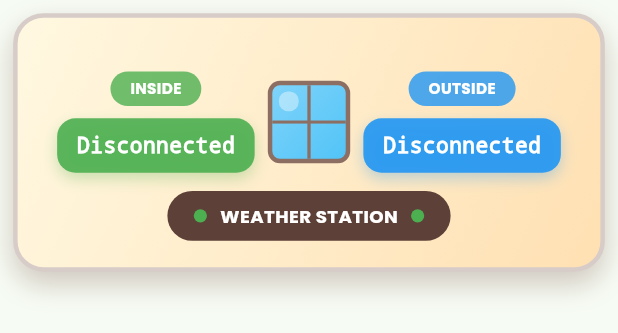
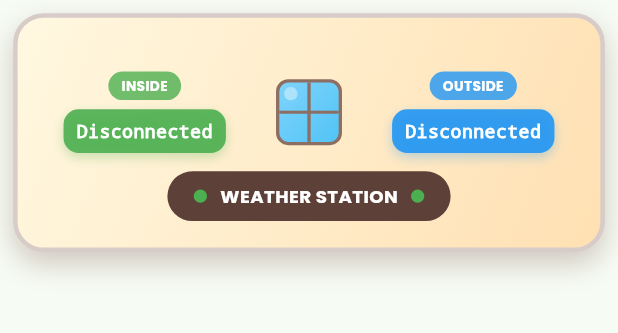
Before and after one commit to basharagb/silos-mobile-app, a Flutter app: the WeatherStationWidget widget shown alone on an empty page, opened directly, on a phone screen of 412 x 824 dp. Shown: the top 333 px of the screen. Run offline on Flutter 3.47's test engine with Material 3 defaults, Android fonts, the phone set to English and light mode, and no system bars; our stand-ins replace equatable, flutter_bloc, flutter_screenutil, font_awesome_flutter, get_it, injectable and 3 more; accounts and stored records are empty; network calls fail; project files that could hold a hidden picture were left out.

```diff
--- a/lib/widgets/weather_station_widget.dart
+++ b/lib/widgets/weather_station_widget.dart
@@ -122,23 +122,35 @@ class _WeatherStationWidgetState extends State<WeatherStationWidget>
 
                 // Main Content
                 Row(
-                  mainAxisAlignment: MainAxisAlignment.spaceEvenly,
                   children: [
                     // Inside Temperature
-                    _buildTemperatureDisplay(
+                    Expanded(
+                      flex: 2,
+                      child: _buildTemperatureDisplay(
                         'INSIDE',
                         _weatherData?.insideTemp,
                         Colors.green,
                       ),
+                    ),
+
+                    SizedBox(width: 8.w),
 
                     // Cottage Window
-                    _buildCottageWindow(),
+                    Expanded(
+                      flex: 1,
+                      child: Center(child: _buildCottageWindow()),
+                    ),
+
+                    SizedBox(width: 8.w),
 
                     // Outside Temperature
-                    _buildTemperatureDisplay(
+                    Expanded(
+                      flex: 2,
+                      child: _buildTemperatureDisplay(
                         'OUTSIDE',
                         _weatherData?.outsideTemp,
                         Colors.blue,
+                      ),
                     ),
                   ],
                 ),
@@ -263,8 +275,8 @@ class _WeatherStationWidgetState extends State<WeatherStationWidget>
 
   Widget _buildCottageWindow() {
     return Container(
-      width: 50.w,
-      height: 50.w,
+      width: 40.w,
+      height: 40.w,
       decoration: BoxDecoration(
         gradient: const LinearGradient(
           begin: Alignment.topLeft,
@@ -272,7 +284,7 @@ class _WeatherStationWidgetState extends State<WeatherStationWidget>
           colors: [Color(0xFF81D4FA), Color(0xFF4FC3F7)],
         ),
         borderRadius: BorderRadius.circular(8.r),
-        border: Border.all(color: const Color(0xFF8D6E63), width: 3),
+        border: Border.all(color: const Color(0xFF8D6E63), width: 2.w),
       ),
       child: Stack(
         children: [
@@ -293,14 +305,14 @@ class _WeatherStationWidgetState extends State<WeatherStationWidget>
           ),
           // Reflection effect
           Positioned(
-            top: 4.h,
-            left: 4.w,
+            top: 3.h,
+            left: 3.w,
             child: Container(
-              width: 12.w,
-              height: 12.w,
+              width: 8.w,
+              height: 8.w,
               decoration: BoxDecoration(
                 color: Colors.white.withOpacity(0.4),
-                borderRadius: BorderRadius.circular(6.r),
+                borderRadius: BorderRadius.circular(4.r),
               ),
             ),
           ),
@@ -311,37 +323,39 @@ class _WeatherStationWidgetState extends State<WeatherStationWidget>
 
   Widget _buildTemperatureDisplay(String label, double? temperature, Color color) {
     return Column(
+      mainAxisSize: MainAxisSize.min,
       children: [
         // Label
         Container(
-          padding: EdgeInsets.symmetric(horizontal: 12.w, vertical: 4.h),
+          padding: EdgeInsets.symmetric(horizontal: 8.w, vertical: 3.h),
           decoration: BoxDecoration(
             color: color.withOpacity(0.8),
-            borderRadius: BorderRadius.circular(12.r),
+            borderRadius: BorderRadius.circular(10.r),
           ),
           child: Text(
             label,
             style: TextStyle(
               color: Colors.white,
               fontWeight: FontWeight.bold,
-              fontSize: 10.sp,
+              fontSize: 9.sp,
             ),
+            textAlign: TextAlign.center,
           ),
         ),
 
-        SizedBox(height: 8.h),
+        SizedBox(height: 6.h),
 
         // Temperature display
         Container(
-          padding: EdgeInsets.symmetric(horizontal: 12.w, vertical: 8.h),
+          padding: EdgeInsets.symmetric(horizontal: 8.w, vertical: 6.h),
           decoration: BoxDecoration(
             color: color.withOpacity(0.9),
-            borderRadius: BorderRadius.circular(12.r),
+            borderRadius: BorderRadius.circular(10.r),
             boxShadow: [
               BoxShadow(
                 color: color.withOpacity(0.3),
-                blurRadius: 8,
-                offset: const Offset(0, 4),
+                blurRadius: 6,
+                offset: const Offset(0, 3),
               ),
             ],
           ),
@@ -350,9 +364,10 @@ class _WeatherStationWidgetState extends State<WeatherStationWidget>
             style: TextStyle(
               color: Colors.white,
               fontWeight: FontWeight.bold,
-              fontSize: 14.sp,
+              fontSize: 12.sp,
               fontFamily: 'monospace',
             ),
+            textAlign: TextAlign.center,
           ),
         ),
       ],
```
Also changed, not shown: lib/presentation/pages/splash_page.dart (+12 -4 lines), lib/widgets/maintenance_silo_grid.dart (+14 -14 lines). Lines whose indentation alone changed are shown as unchanged.
